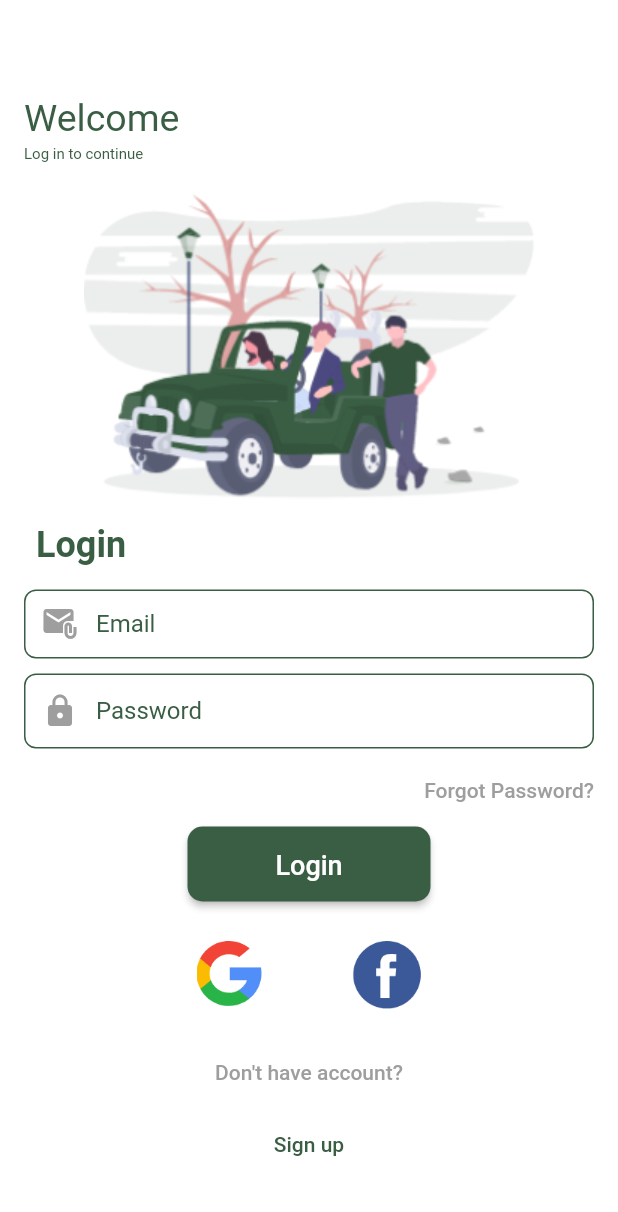
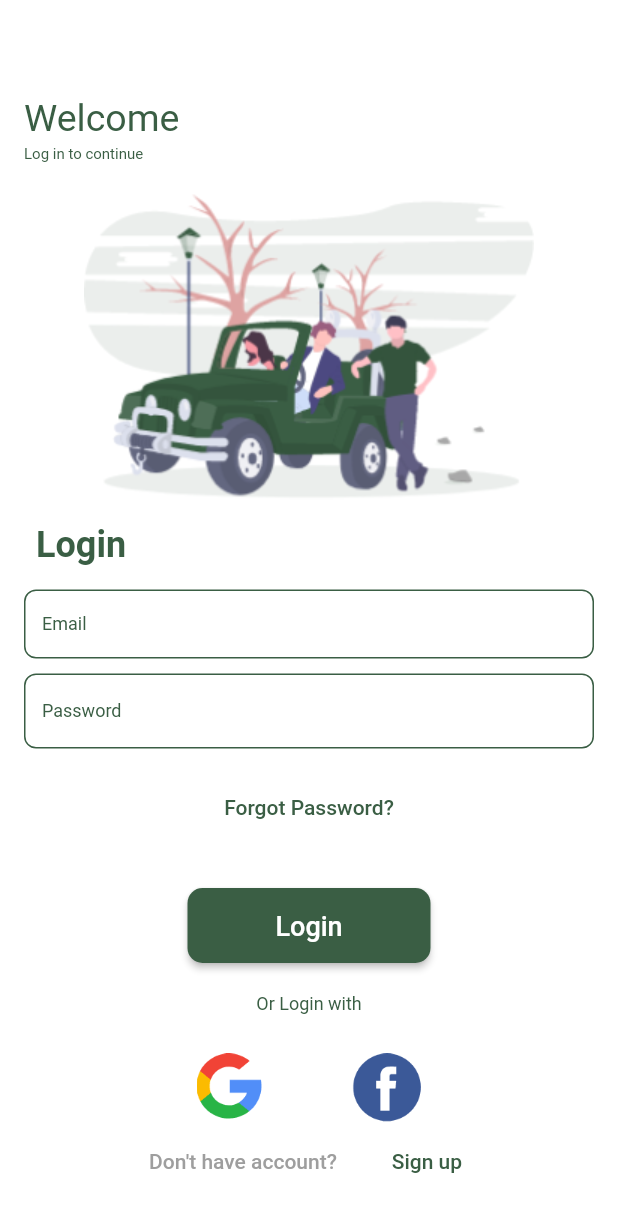
Before and after one commit to mahidul-islam/travel, a Flutter app: the screen it shows after launch, on a phone screen of 412 x 824 dp. Shown: the top 1212 px of the screen. Run offline on Flutter 3.47's test engine with Material 2 defaults, Android fonts, the phone set to English and light mode, and no system bars; our stand-ins replace firebase_core; missing offline and left inert: dart:ffi; accounts and stored records are empty.

Commit message:
login done

```diff
--- a/lib/ui/OTP/otp_send_screen.dart
+++ b/lib/ui/OTP/otp_send_screen.dart
@@ -345,7 +345,7 @@ class _OtpSendPageState extends State<OtpSendPage> {
         TweenAnimationBuilder(
           tween: Tween(begin: 60.0, end: 0),
           duration: Duration(seconds: 60),
-          builder: (context, value, child) => Text("1:${value!.toString()}",
+          builder: (context, value, child) => Text("1:${value!.toString()} ",
               style: TextStyle(
                 color: Color(0xff3a5e44),
               )),
--- a/lib/ui/login_sceen/login_screen.dart
+++ b/lib/ui/login_sceen/login_screen.dart
@@ -60,10 +60,10 @@ class _LoginScreenState extends State<LoginScreen> {
                 padding: EdgeInsets.only(top: 16, left: 16, right: 16),
                 child: TextField(
                   decoration: InputDecoration(
-                      prefixIcon: Icon(
-                        Icons.attach_email,
-                        color: Colors.grey,
-                      ),
+                      // prefixIcon: Icon(
+                      //   Icons.attach_email,
+                      //   color: Colors.grey,
+                      // ),
                       border: InputBorder.none,
                       enabledBorder: OutlineInputBorder(
                         borderRadius: BorderRadius.all(Radius.circular(8.0)),
@@ -76,7 +76,7 @@ class _LoginScreenState extends State<LoginScreen> {
 
                       // border: OutlineInputBorder(),
                       labelText: "Email",
-                      labelStyle: TextStyle(color: Color(0xff3a5e44))),
+                      labelStyle: TextStyle(color: Color(0xff3a5e44),fontSize: 12)),
                 ),
               ),
               Container(
@@ -84,10 +84,10 @@ class _LoginScreenState extends State<LoginScreen> {
                 padding: EdgeInsets.only(top: 10, left: 16, right: 16),
                 child: TextField(
                   decoration: InputDecoration(
-                      prefixIcon: Icon(
-                        Icons.lock,
-                        color: Colors.grey,
-                      ),
+                      // prefixIcon: Icon(
+                      //   Icons.lock,
+                      //   color: Colors.grey,
+                      // ),
                       border: InputBorder.none,
                       enabledBorder: OutlineInputBorder(
                         borderRadius: BorderRadius.all(Radius.circular(8.0)),
@@ -99,12 +99,12 @@ class _LoginScreenState extends State<LoginScreen> {
                       ),
                       // border: OutlineInputBorder(),
                       labelText: "Password",
-                      labelStyle: TextStyle(color: Color(0xff3a5e44))),
+                      labelStyle: TextStyle(color: Color(0xff3a5e44),fontSize: 12)),
                 ),
               ),
               Container(
-                alignment: Alignment.topRight,
-                margin: EdgeInsets.only(top: 4),
+                alignment: Alignment.center,
+                margin: EdgeInsets.only(top: 15),
                 child: MaterialButton(
                   onPressed: () {
                     Navigator.push(
@@ -112,17 +112,17 @@ class _LoginScreenState extends State<LoginScreen> {
                       MaterialPageRoute(builder: (context) => ForgotPassword()),
                     ); // forgotPass(context);
                   },
-                  textColor: Colors.grey,
+                  //textColor: Colors.grey,
                   child: Text(
                     "Forgot Password?",
-                    style: TextStyle(),
+                    style: TextStyle(color: Color(0xff3a5e44)),
                   ),
                 ),
               ),
               Container(
                 // height: 56,
                 alignment: Alignment.center,
-                // margin: EdgeInsets.only(left: 48,right: 48),
+                margin: EdgeInsets.only(top: 30),
                 child: MaterialButton(
                   color: Color(0xff3a5e44),
                   onPressed: () {},
@@ -138,6 +138,14 @@ class _LoginScreenState extends State<LoginScreen> {
                 ),
               ),
               Container(
+                alignment: Alignment.center,
+                margin: (EdgeInsets.only(top: 20)),
+                child: Text(
+                  "Or Login with",
+                  style: TextStyle(color: Color(0xff3a5e44), fontSize: 12),
+                ),
+              ),
+              Container(
                 child: Container(
                     alignment: Alignment.center,
                     margin: EdgeInsets.only(top: 24),
@@ -147,9 +155,11 @@ class _LoginScreenState extends State<LoginScreen> {
                       width: 150,
                     )),
               ),
+              Row(
+                mainAxisAlignment: MainAxisAlignment.center,
+                children: [
                   Container(
-                alignment: Alignment.center,
-                margin: EdgeInsets.only(top: 16),
+                   // margin: EdgeInsets.only(top: 16),
                     child: MaterialButton(
                       onPressed: () {},
                       textColor: Colors.grey,
@@ -160,8 +170,6 @@ class _LoginScreenState extends State<LoginScreen> {
                     ),
                   ),
                   Container(
-                alignment: Alignment.center,
-                //margin: EdgeInsets.only(top: 0),
                     child: MaterialButton(
                       onPressed: () {
                         Navigator.push(
@@ -178,6 +186,8 @@ class _LoginScreenState extends State<LoginScreen> {
                   ),
                 ],
               ),
+            ],
+          ),
         ),
       ),
     );
```
Lines whose indentation alone changed are shown as unchanged.
